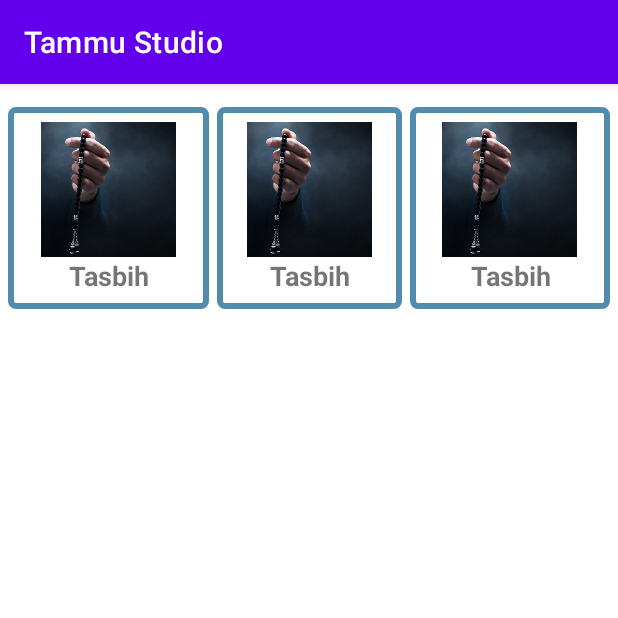
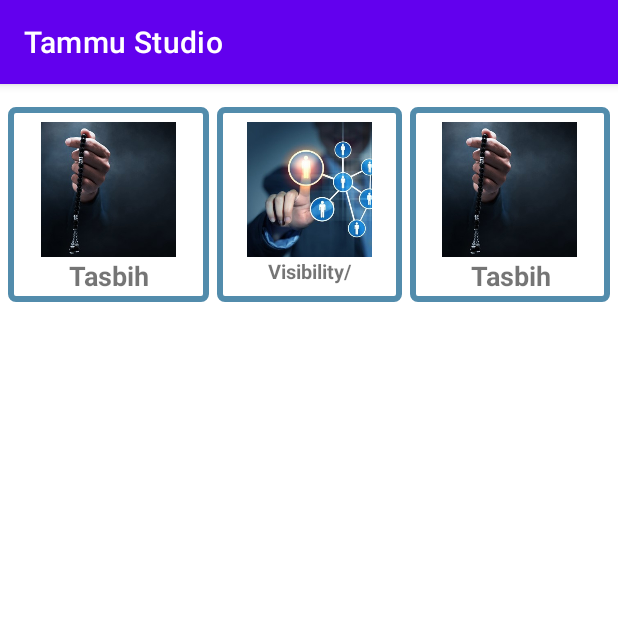
Before and after one commit to tamimchowdhury109/Tammu-Studio, an Android app: the screen it shows after launch (MainActivity), on a phone screen of 412 x 824 dp, the top half of it. Run offline under Robolectric (Android 15) with nearby library versions, the phone set to English and light mode, and no system bars.

Commit message:
Add Visibility + Gone + Toast Activity

```diff
--- a/app/src/main/AndroidManifest.xml
+++ b/app/src/main/AndroidManifest.xml
@@ -14,6 +14,9 @@
         android:theme="@style/Theme.TammuStudio"
         tools:targetApi="31">
         <activity
+            android:name=".VisibilityActivity"
+            android:exported="false" />
+        <activity
             android:name=".TasbihActivity"
             android:exported="false" />
         <activity
--- a/app/src/main/java/com/devtammu/tammustudio/MainActivity.java
+++ b/app/src/main/java/com/devtammu/tammustudio/MainActivity.java
@@ -8,7 +8,7 @@ import android.view.View;
 import android.widget.LinearLayout;
 
 public class MainActivity extends AppCompatActivity {
-    LinearLayout tasbih;
+    LinearLayout tasbih,visibility;
 
     @Override
     protected void onCreate(Bundle savedInstanceState) {
@@ -16,6 +16,11 @@ public class MainActivity extends AppCompatActivity {
         setContentView(R.layout.activity_main);
 
         LinearLayout tasbih = (LinearLayout) findViewById(R.id.tasbih);
+        LinearLayout visibility = (LinearLayout) findViewById(R.id.visibility);
+
+
+
+        ///////// ==  Activity Change Start  == //////////////////
 
         tasbih.setOnClickListener(new View.OnClickListener() {
             @Override
@@ -24,5 +29,16 @@ public class MainActivity extends AppCompatActivity {
                 startActivity(beach);
             }
         });
+
+        visibility.setOnClickListener(new View.OnClickListener() {
+            @Override
+            public void onClick(View view) {
+                Intent beach = new  Intent(MainActivity.this, VisibilityActivity.class);
+                startActivity(beach);
+            }
+        });
+
+        ///////// ==  Activity Change End  == //////////////////
+
     }
 }
--- a/app/src/main/res/layout/activity_main.xml
+++ b/app/src/main/res/layout/activity_main.xml
@@ -8,10 +8,10 @@
 
     <LinearLayout
         android:layout_width="match_parent"
-        android:layout_height="wrap_content"
+        android:layout_height="130dp"
         android:layout_marginTop="15dp"
         android:orientation="horizontal"
-        android:weightSum="15"
+        android:weightSum="12"
         android:layout_marginLeft="5dp"
         android:layout_marginRight="5dp">
 
@@ -21,7 +21,7 @@
             android:layout_width="match_parent"
             android:layout_height="wrap_content"
             android:orientation="vertical"
-            android:layout_weight="5"
+            android:layout_weight="4"
             android:gravity="center"
             android:background="@drawable/home_border">
 
@@ -44,26 +44,27 @@
         </LinearLayout>
 
         <LinearLayout
+            android:id="@+id/visibility"
             android:layout_width="match_parent"
             android:layout_height="wrap_content"
             android:orientation="vertical"
-            android:layout_weight="5"
+            android:layout_weight="4"
             android:gravity="center"
             android:background="@drawable/home_border"
             android:layout_marginRight="5dp"
             android:layout_marginLeft="5dp">
 
             <ImageView
-                android:layout_width="90dp"
+                android:layout_width="wrap_content"
                 android:layout_height="90dp"
-                android:src="@drawable/tasbih"
+                android:src="@drawable/visibility"
                 android:scaleType="centerCrop"/>
 
             <TextView
                 android:layout_width="match_parent"
                 android:layout_height="match_parent"
-                android:text="Tasbih"
-                android:textSize="18sp"
+                android:text="Visibility/Toast"
+                android:textSize="13sp"
                 android:textStyle="bold"
                 android:gravity="center"/>
 
@@ -75,7 +76,7 @@
             android:layout_width="match_parent"
             android:layout_height="wrap_content"
             android:orientation="vertical"
-            android:layout_weight="5"
+            android:layout_weight="4"
             android:gravity="center"
             android:background="@drawable/home_border">
 
```
Also changed, not shown: app/src/main/java/com/devtammu/tammustudio/VisibilityActivity.java (added, +53 -0 lines), app/src/main/res/layout/activity_visibility.xml (added, +38 -0 lines), app/src/main/res/drawable/bangladesh.jpg (added), app/src/main/res/drawable/visibility.jpg (added).
